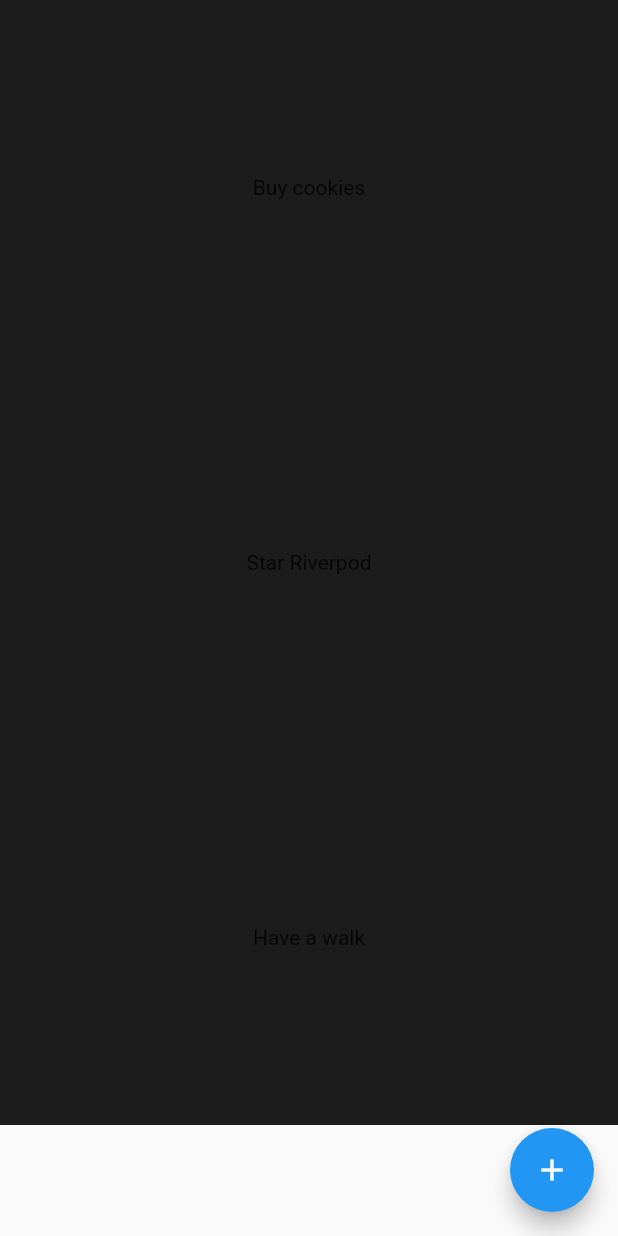
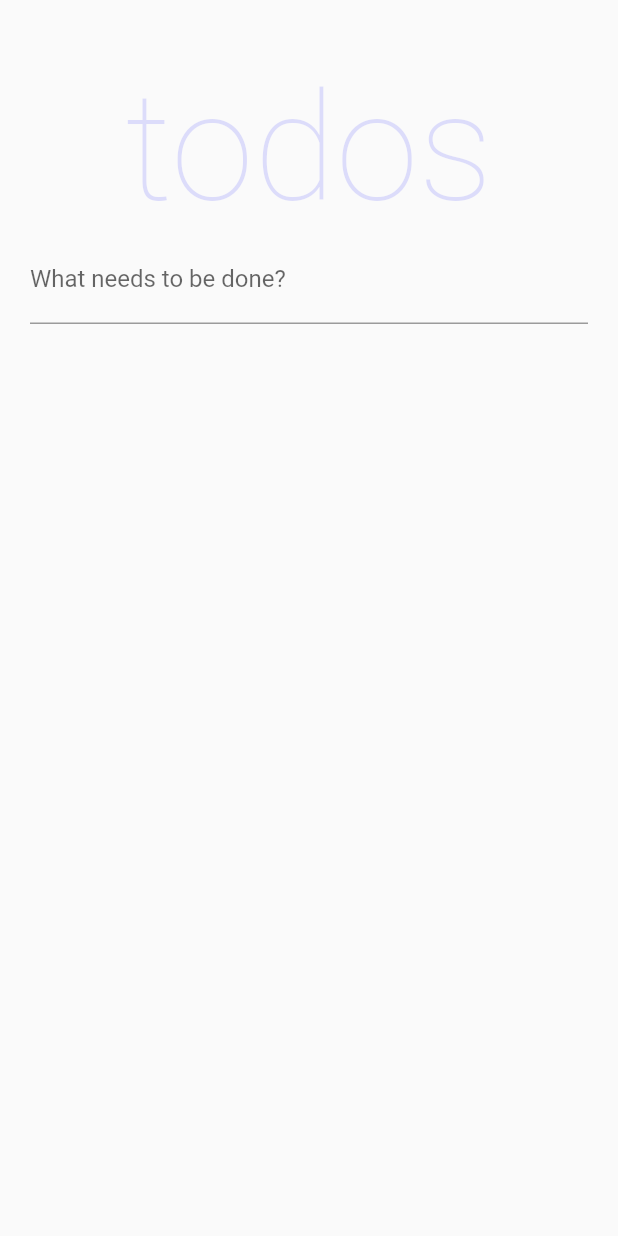
Before and after one commit to marcosmanto/riverpod_todo_app, a Flutter app: the screen it shows after launch, on a phone screen of 412 x 824 dp. Run offline on Flutter 3.47's test engine with Material 2 defaults, Android fonts, the phone set to English and light mode, and no system bars; our stand-ins replace flutter_hooks, hooks_riverpod, riverpod; Roboto replaces fonts that are missing (Helvetica Neue).

Commit message:
New layou added itle and new todo text field.

```diff
--- a/lib/main.dart
+++ b/lib/main.dart
@@ -87,41 +87,49 @@ class Home extends HookConsumerWidget {
       }
     });
 
-    return Scaffold(
-      body: Consumer(
-        builder: (context, ref, child) {
-          final todos = ref.watch(todoListProvider);
-          return ListView(
-            controller: scrollController,
-            children: [
-              for (final todo in todos)
-                Container(
-                  alignment: Alignment.center,
-                  color: Color.fromRGBO(Random().nextInt(256),
-                      Random().nextInt(256), Random().nextInt(256), 1),
-                  height: 250,
-                  child: Text(todo.description),
-                )
-            ],
-          );
-        },
+    final todos = ref.watch(filteredTodos);
+    final newTodoController = useTextEditingController();
+
+    return GestureDetector(
+      onTap: () => FocusScope.of(context).unfocus(),
+      child: Scaffold(
+        body: ListView(
+          padding: const EdgeInsets.symmetric(horizontal: 20, vertical: 40),
+          children: [
+            const Title(),
+            TextField(
+              key: addTodoKey,
+              controller: newTodoController,
+              decoration:
+                  const InputDecoration(labelText: 'What needs to be done?'),
+              onSubmitted: (value) {
+                ref.read(todoListProvider.notifier).add(value);
+                newTodoController.clear();
+              },
+            )
+          ],
+        ),
       ),
-      floatingActionButton: Consumer(builder: (context, ref, _) {
-        return FloatingActionButton(
-          key: const Key('increment_floatingActionButton'),
-          // The read method is a utility to read a provider without listening to it
-          onPressed: () {
-            ref.read(todoListProvider.notifier).add('Learn Riverpod');
-            scrollController.animateTo(
-              scrollController.position.maxScrollExtent + 300,
-              duration: const Duration(milliseconds: 300),
-              curve: Curves.easeOutExpo,
-            );
-          },
-          tooltip: 'Increment',
-          child: const Icon(Icons.add),
-        );
-      }),
     );
   }
 }
+
+class Title extends StatelessWidget {
+  const Title({
+    super.key,
+  });
+
+  @override
+  Widget build(BuildContext context) {
+    return const Text(
+      'todos',
+      textAlign: TextAlign.center,
+      style: TextStyle(
+        color: Color.fromARGB(38, 47, 47, 247),
+        fontSize: 100,
+        fontWeight: FontWeight.w100,
+        fontFamily: 'Helvetica Neue',
+      ),
+    );
+  }
+}
```
